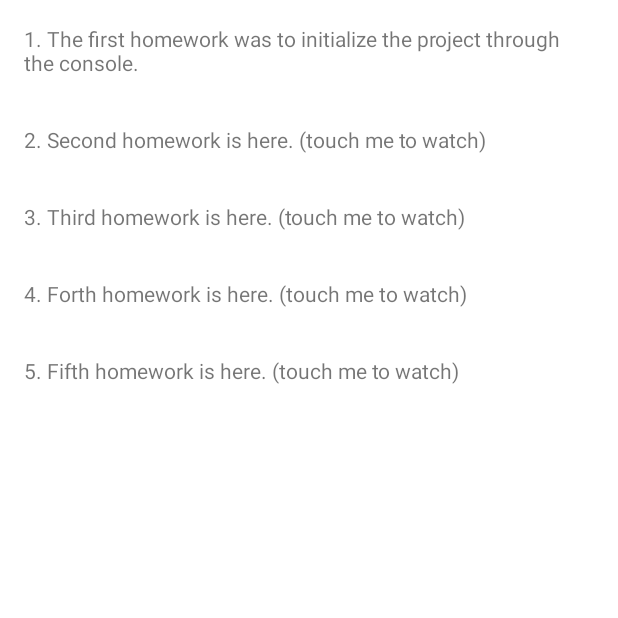
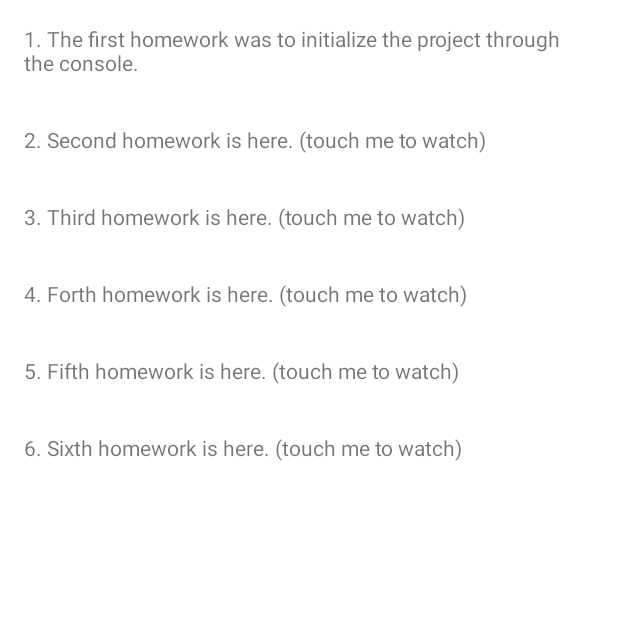
Before and after one commit to ArtNikita/AndersenIntensive, an Android app: the screen it shows after launch (MainActivity), on a phone screen of 412 x 824 dp, the top half of it. Run offline under Robolectric (Android 15) with nearby library versions, the phone set to English and light mode, and no system bars.

```diff
--- a/app/src/main/AndroidManifest.xml
+++ b/app/src/main/AndroidManifest.xml
@@ -11,6 +11,9 @@
         android:roundIcon="@mipmap/ic_launcher_round"
         android:supportsRtl="true"
         android:theme="@style/Theme.AndersenIntensive">
+        <activity
+            android:name=".pages.sixth_homework.SixthHomeworkActivity"
+            android:exported="false" />
         <activity
             android:name=".pages.fifth_homework.FifthHomeworkActivity"
             android:exported="false" />
--- a/app/src/main/java/ru/nikitaartamonov/andersenintensive/pages/main/MainActivity.kt
+++ b/app/src/main/java/ru/nikitaartamonov/andersenintensive/pages/main/MainActivity.kt
@@ -7,6 +7,7 @@ import ru.nikitaartamonov.andersenintensive.databinding.ActivityMainBinding
 import ru.nikitaartamonov.andersenintensive.pages.fifth_homework.FifthHomeworkActivity
 import ru.nikitaartamonov.andersenintensive.pages.forth_homework.ForthHomeworkActivity
 import ru.nikitaartamonov.andersenintensive.pages.second_homework.SecondHomeworkActivity
+import ru.nikitaartamonov.andersenintensive.pages.sixth_homework.SixthHomeworkActivity
 import ru.nikitaartamonov.andersenintensive.pages.third_homework.ThirdHomeworkActivity
 
 class MainActivity : AppCompatActivity() {
@@ -34,5 +35,8 @@ class MainActivity : AppCompatActivity() {
         binding.fifthHomeworkMenuTextView.setOnClickListener {
             startActivity(Intent(this, FifthHomeworkActivity::class.java))
         }
+        binding.sixthHomeworkMenuTextView.setOnClickListener {
+            startActivity(Intent(this, SixthHomeworkActivity::class.java))
+        }
     }
 }
--- a/app/src/main/res/layout/activity_main.xml
+++ b/app/src/main/res/layout/activity_main.xml
@@ -35,6 +35,11 @@
             style="@style/HomeworkMenuTextView"
             android:text="@string/fifth_homework_description" />
 
+        <TextView
+            android:id="@+id/sixth_homework_menu_text_view"
+            style="@style/HomeworkMenuTextView"
+            android:text="@string/sixth_homework_description" />
+
     </androidx.appcompat.widget.LinearLayoutCompat>
 
 </androidx.core.widget.NestedScrollView>
--- a/app/src/main/res/values/strings.xml
+++ b/app/src/main/res/values/strings.xml
@@ -18,4 +18,5 @@
     <string name="surname">Surname</string>
     <string name="phone_number">Phone number</string>
     <string name="save">Save</string>
+    <string name="sixth_homework_description">6. Sixth homework is here. (touch me to watch)</string>
 </resources>
```
Also changed, not shown: app/src/main/java/ru/nikitaartamonov/andersenintensive/pages/sixth_homework/SixthHomeworkActivity.kt (added, +12 -0 lines), app/src/main/res/layout/activity_sixth_homework.xml (added, +9 -0 lines).
